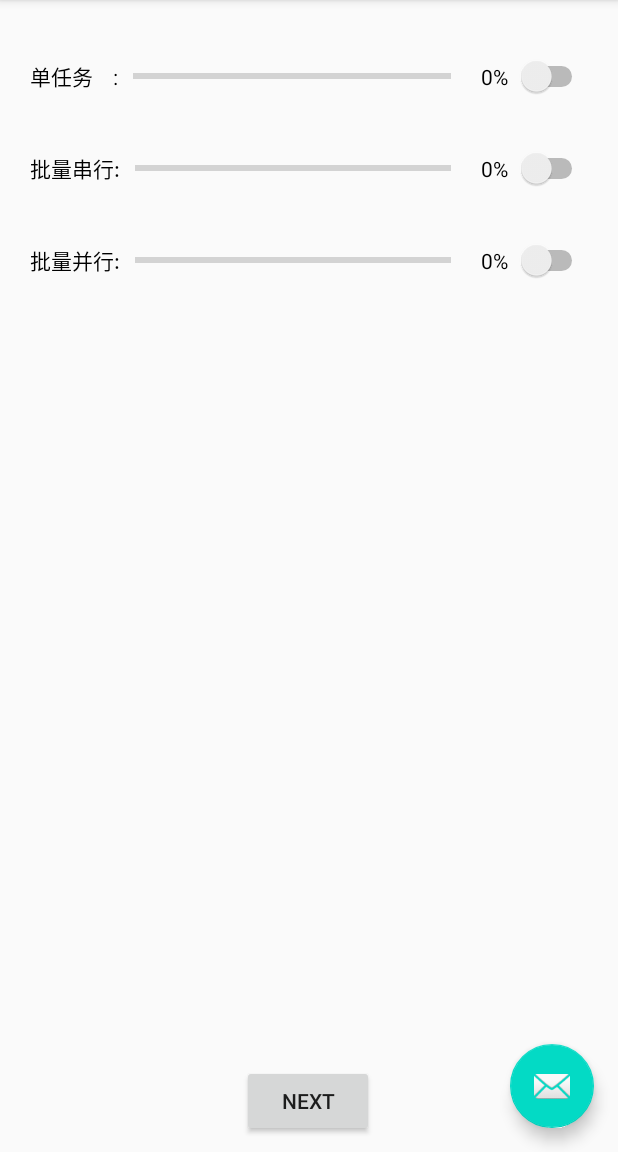
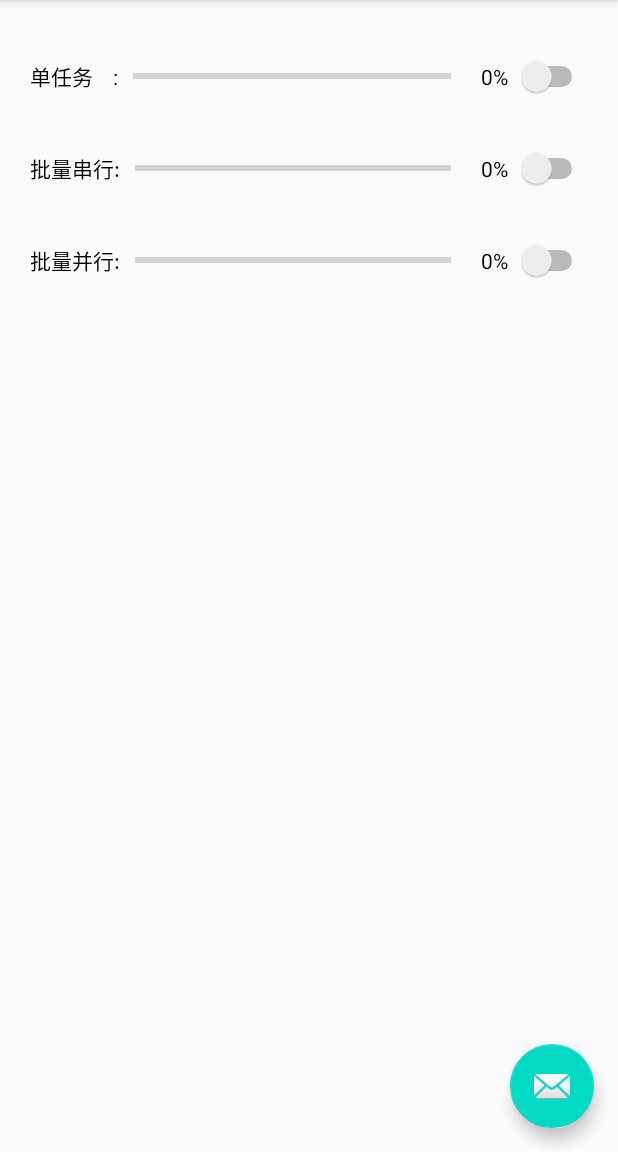
Before and after one commit to yetaoii/YTDownload, an Android app: the screen it shows after launch (MainActivity), on a phone screen of 412 x 824 dp, the part 84-1236 px from its top. Run offline under Robolectric (Android 15) with nearby library versions, the phone set to English and light mode, and no system bars; our stand-ins replace RxJava; libraries missing offline, so code that uses them is left out: com.tbruyelle.rxpermissions2; 1 statement that could not run was skipped.

Commit message:
*):去除切换第二个fragment

```diff
--- a/app/src/main/res/layout/fragment_first.xml
+++ b/app/src/main/res/layout/fragment_first.xml
@@ -123,18 +123,6 @@
         tools:layout_editor_absoluteX="285dp"
         tools:layout_editor_absoluteY="83dp" />
 
-    <Button
-        android:id="@+id/button_first"
-        android:layout_width="wrap_content"
-        android:layout_height="wrap_content"
-        android:layout_marginBottom="10dp"
-        android:text="@string/next"
-        app:layout_constraintBottom_toBottomOf="parent"
-        app:layout_constraintEnd_toEndOf="parent"
-        app:layout_constraintHorizontal_bias="0.498"
-        app:layout_constraintStart_toStartOf="parent" />
-
-
 
 
 </androidx.constraintlayout.widget.ConstraintLayout>
```
